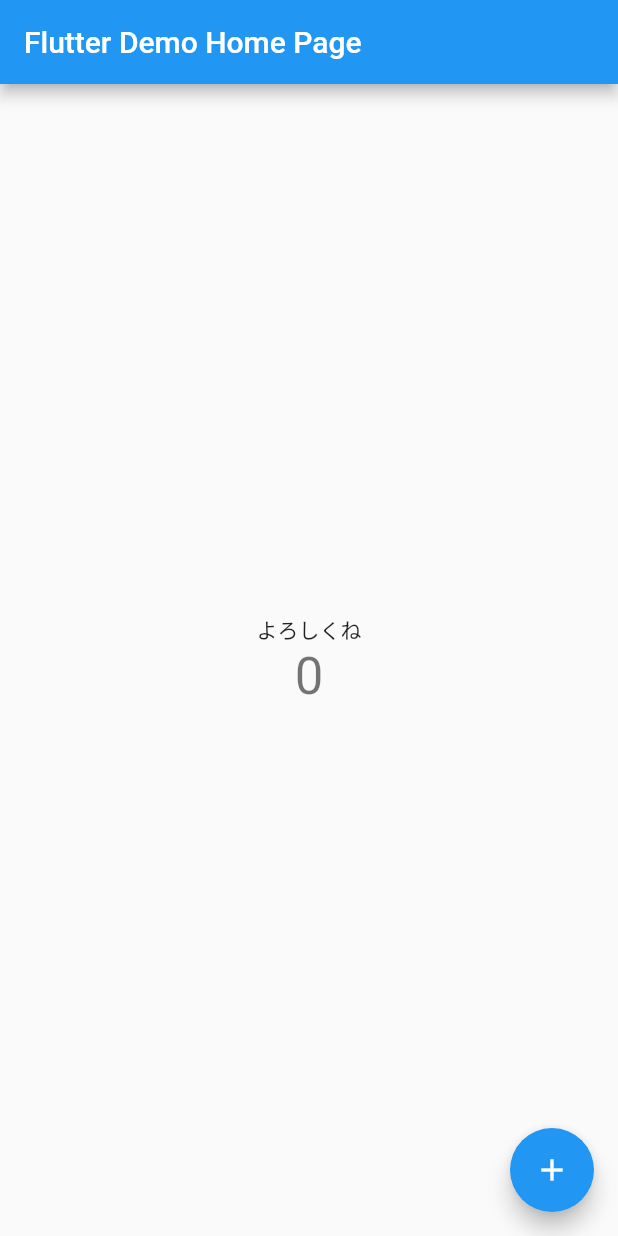
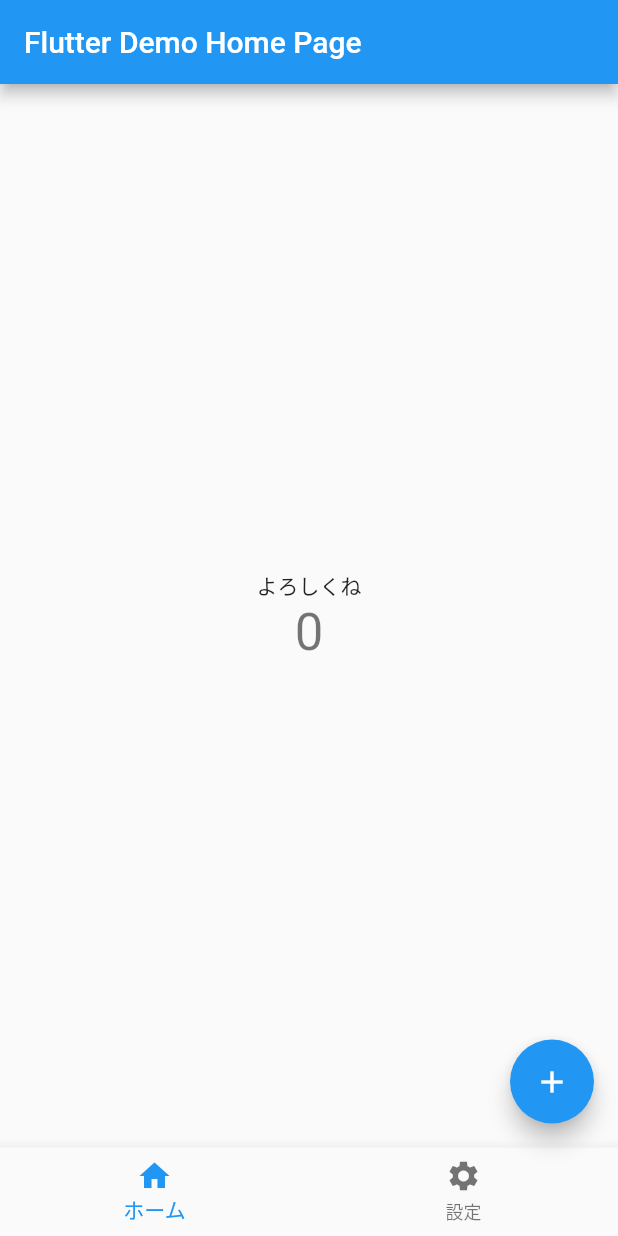
Before and after one commit to agoetc/flutter-enjoy, a Flutter app: the screen it shows after launch, on a phone screen of 412 x 824 dp. Run offline on Flutter 3.47's test engine with Material 2 defaults, Android fonts, the phone set to English and light mode, and no system bars.

Commit message:
add bottom navbar

```diff
--- a/lib/ui/pages/home/MyHomePage.dart
+++ b/lib/ui/pages/home/MyHomePage.dart
@@ -36,6 +36,12 @@ class _MyHomePageState extends State<MyHomePage> {
         tooltip: 'Increment',
         child: const Icon(Icons.add),
       ), // This trailing comma makes auto-formatting nicer for build methods.
+      bottomNavigationBar: BottomNavigationBar(
+        items: const [
+          BottomNavigationBarItem(icon: Icon(Icons.home), label: 'ホーム'),
+          BottomNavigationBarItem(icon: Icon(Icons.settings), label: '設定')
+        ],
+      ),
     );
   }
 }
```
